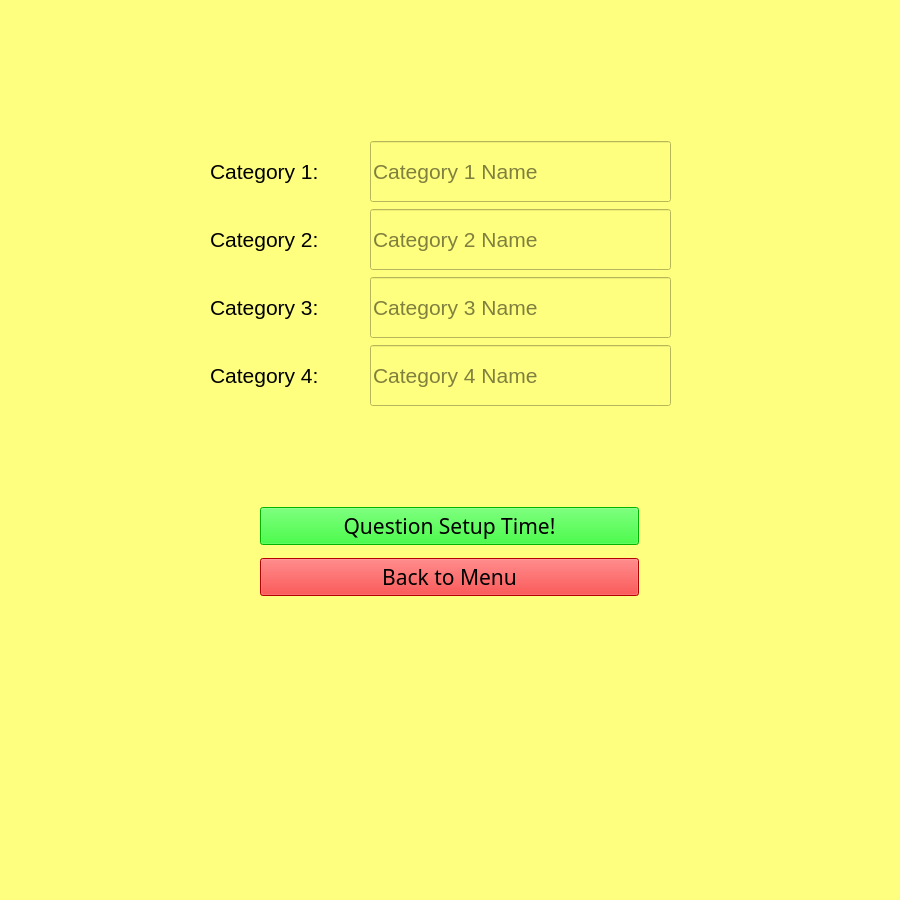
Qt form category_question/category_question.ui (JH-Byte-Busters/601-Group-Project) before a commit.
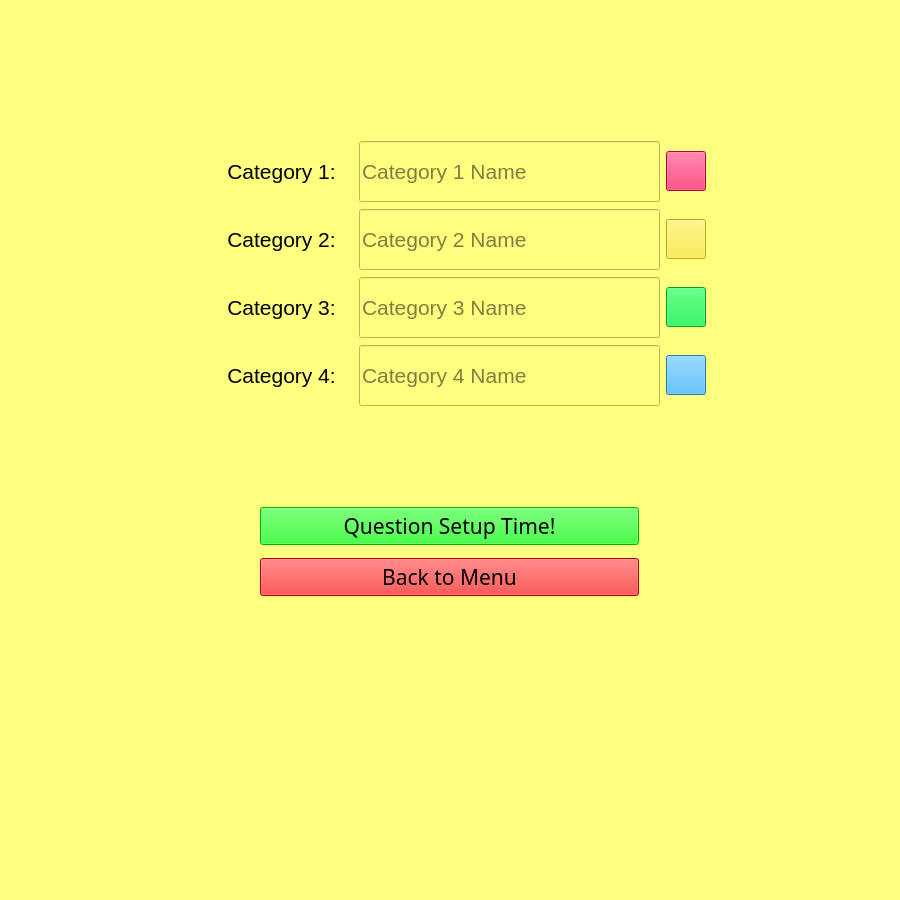
The same form after that commit.

Commit message: Add category colors to category setup menu

```diff
--- a/category_question/category_question.ui
+++ b/category_question/category_question.ui
@@ -33,11 +33,23 @@
     <rect>
      <x>210</x>
      <y>140</y>
-     <width>461</width>
+     <width>496</width>
      <height>267</height>
     </rect>
    </property>
    <layout class="QGridLayout" name="gridLayout">
+    <item row="3" column="0">
+     <widget class="QLabel" name="label_4">
+      <property name="font">
+       <font>
+        <pointsize>16</pointsize>
+       </font>
+      </property>
+      <property name="text">
+       <string>&lt;html&gt;&lt;head/&gt;&lt;body&gt;&lt;p align=&quot;center&quot;&gt;Category 4:&lt;/p&gt;&lt;/body&gt;&lt;/html&gt;</string>
+      </property>
+     </widget>
+    </item>
     <item row="1" column="1">
      <widget class="QLineEdit" name="line_catHead2">
       <property name="minimumSize">
@@ -65,6 +77,69 @@
       </property>
      </widget>
     </item>
+    <item row="2" column="0">
+     <widget class="QLabel" name="label_3">
+      <property name="font">
+       <font>
+        <pointsize>16</pointsize>
+       </font>
+      </property>
+      <property name="text">
+       <string>&lt;html&gt;&lt;head/&gt;&lt;body&gt;&lt;p align=&quot;center&quot;&gt;Category 3:&lt;/p&gt;&lt;/body&gt;&lt;/html&gt;</string>
+      </property>
+     </widget>
+    </item>
+    <item row="0" column="0">
+     <widget class="QLabel" name="label">
+      <property name="font">
+       <font>
+        <pointsize>16</pointsize>
+       </font>
+      </property>
+      <property name="text">
+       <string>&lt;html&gt;&lt;head/&gt;&lt;body&gt;&lt;p align=&quot;center&quot;&gt;Category 1:&lt;/p&gt;&lt;/body&gt;&lt;/html&gt;</string>
+      </property>
+     </widget>
+    </item>
+    <item row="1" column="0">
+     <widget class="QLabel" name="label_2">
+      <property name="font">
+       <font>
+        <pointsize>16</pointsize>
+       </font>
+      </property>
+      <property name="text">
+       <string>&lt;html&gt;&lt;head/&gt;&lt;body&gt;&lt;p align=&quot;center&quot;&gt;Category 2:&lt;/p&gt;&lt;/body&gt;&lt;/html&gt;</string>
+      </property>
+     </widget>
+    </item>
+    <item row="0" column="1">
+     <widget class="QLineEdit" name="line_catHead1">
+      <property name="minimumSize">
+       <size>
+        <width>301</width>
+        <height>61</height>
+       </size>
+      </property>
+      <property name="maximumSize">
+       <size>
+        <width>301</width>
+        <height>61</height>
+       </size>
+      </property>
+      <property name="font">
+       <font>
+        <pointsize>16</pointsize>
+       </font>
+      </property>
+      <property name="styleSheet">
+       <string notr="true">border-color: rgb(0, 0, 0);</string>
+      </property>
+      <property name="placeholderText">
+       <string>Category 1 Name</string>
+      </property>
+     </widget>
+    </item>
     <item row="2" column="1">
      <widget class="QLineEdit" name="line_catHead3">
       <property name="minimumSize">
@@ -119,78 +194,117 @@
       </property>
      </widget>
     </item>
-    <item row="0" column="1">
-     <widget class="QLineEdit" name="line_catHead1">
+    <item row="0" column="2">
+     <widget class="QPushButton" name="btn_cat1">
       <property name="minimumSize">
        <size>
-        <width>301</width>
-        <height>61</height>
+        <width>40</width>
+        <height>40</height>
        </size>
       </property>
       <property name="maximumSize">
        <size>
-        <width>301</width>
-        <height>61</height>
+        <width>40</width>
+        <height>40</height>
        </size>
       </property>
       <property name="font">
        <font>
-        <pointsize>16</pointsize>
+        <pointsize>30</pointsize>
        </font>
       </property>
       <property name="styleSheet">
-       <string notr="true">border-color: rgb(0, 0, 0);</string>
+       <string notr="true">background-color: rgb(255, 0, 77);</string>
       </property>
-      <property name="placeholderText">
-       <string>Category 1 Name</string>
+      <property name="text">
+       <string/>
       </property>
-     </widget>
-    </item>
-    <item row="0" column="0">
-     <widget class="QLabel" name="label">
-      <property name="font">
-       <font>
-        <pointsize>16</pointsize>
-       </font>
+      <property name="checkable">
+       <bool>false</bool>
       </property>
-      <property name="text">
-       <string>Category 1:</string>
+      <property name="flat">
+       <bool>false</bool>
       </property>
      </widget>
     </item>
-    <item row="1" column="0">
-     <widget class="QLabel" name="label_2">
+    <item row="1" column="2">
+     <widget class="QPushButton" name="btn_29">
+      <property name="minimumSize">
+       <size>
+        <width>40</width>
+        <height>40</height>
+       </size>
+      </property>
+      <property name="maximumSize">
+       <size>
+        <width>40</width>
+        <height>40</height>
+       </size>
+      </property>
       <property name="font">
        <font>
-        <pointsize>16</pointsize>
+        <pointsize>30</pointsize>
        </font>
       </property>
+      <property name="styleSheet">
+       <string notr="true">background-color: rgb(255, 236, 39);</string>
+      </property>
       <property name="text">
-       <string>Category 2:</string>
+       <string/>
       </property>
      </widget>
     </item>
-    <item row="2" column="0">
-     <widget class="QLabel" name="label_3">
+    <item row="2" column="2">
+     <widget class="QPushButton" name="btn_cat3">
+      <property name="minimumSize">
+       <size>
+        <width>40</width>
+        <height>40</height>
+       </size>
+      </property>
+      <property name="maximumSize">
+       <size>
+        <width>40</width>
+        <height>40</height>
+       </size>
+      </property>
       <property name="font">
        <font>
-        <pointsize>16</pointsize>
+        <pointsize>30</pointsize>
        </font>
       </property>
+      <property name="styleSheet">
+       <string notr="true">background-color: rgb(0, 228, 54);</string>
+      </property>
       <property name="text">
-       <string>Category 3:</string>
+       <string/>
       </property>
      </widget>
     </item>
-    <item row="3" column="0">
-     <widget class="QLabel" name="label_4">
+    <item row="3" column="2">
+     <widget class="QPushButton" name="btn_cat4">
+      <property name="minimumSize">
+       <size>
+        <width>40</width>
+        <height>40</height>
+       </size>
+      </property>
+      <property name="maximumSize">
+       <size>
+        <width>40</width>
+        <height>40</height>
+       </size>
+      </property>
       <property name="font">
        <font>
-        <pointsize>16</pointsize>
+        <pointsize>30</pointsize>
        </font>
       </property>
+      <property name="styleSheet">
+       <string notr="true">background-color: rgb(41, 173, 255);</string>
+      </property>
       <property name="text">
-       <string>Category 4:</string>
+       <string/>
       </property>
      </widget>
     </item>
```
